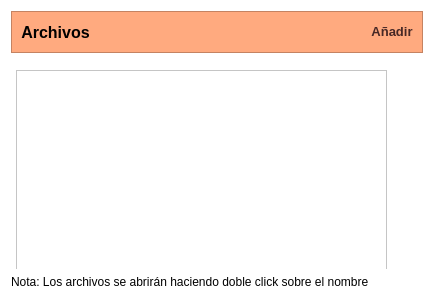
Old version of the form gui/pacientes/archivos_paciente.ui in the repository ayenaccarato/Marcanac.
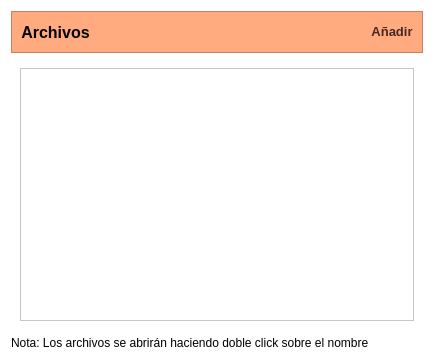
New version of the form. Icons and pictures are not drawn.

Diff of the .ui file:
```diff
--- a/gui/pacientes/archivos_paciente.ui
+++ b/gui/pacientes/archivos_paciente.ui
@@ -7,7 +7,7 @@
     <x>0</x>
     <y>0</y>
     <width>434</width>
-    <height>300</height>
+    <height>361</height>
    </rect>
   </property>
   <property name="windowTitle">
@@ -118,19 +118,15 @@
       <number>0</number>
      </property>
      <widget class="QWidget" name="page_archivos">
-      <widget class="QTableWidget" name="tableWidget">
-       <property name="enabled">
-        <bool>true</bool>
-       </property>
-       <property name="geometry">
-        <rect>
-         <x>5</x>
-         <y>11</y>
-         <width>371</width>
-         <height>201</height>
-        </rect>
-       </property>
-      </widget>
+      <layout class="QGridLayout" name="gridLayout">
+       <item row="0" column="0">
+        <widget class="QListWidget" name="listWidget">
+         <property name="viewMode">
+          <enum>QListView::IconMode</enum>
+         </property>
+        </widget>
+       </item>
+      </layout>
      </widget>
      <widget class="QWidget" name="page_mensaje">
       <widget class="QWidget" name="verticalLayoutWidget">
```
